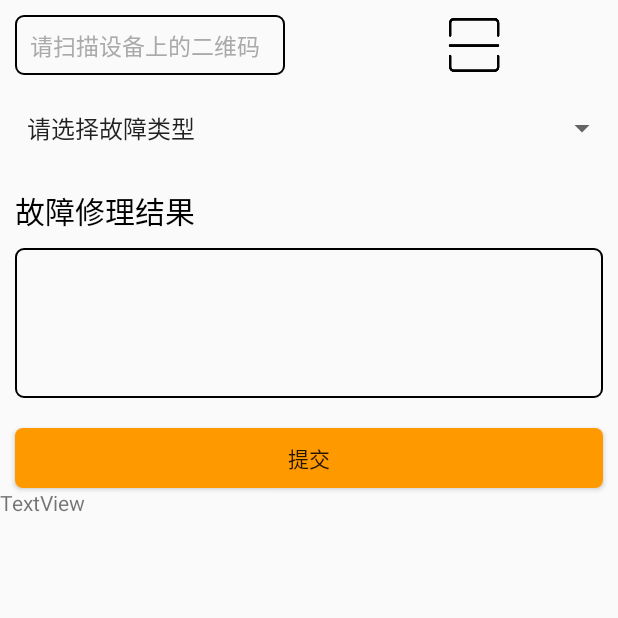
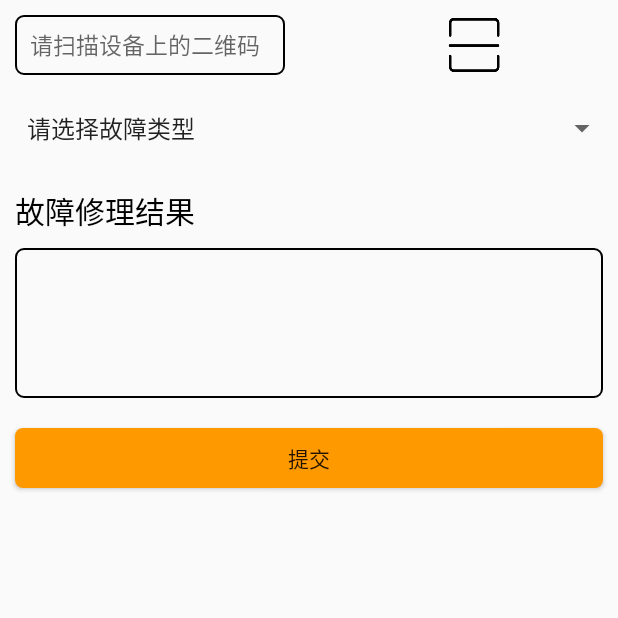
Before and after one commit to JoJoNIT/SmartCity, an Android app: the HandleAlarmActivity screen opened directly, with no data from a screen before it, after a tap on "提交", on a phone screen of 412 x 824 dp, the top half of it. Run offline under Robolectric (Android 15) with nearby library versions, the phone set to English and light mode, and no system bars.

Commit message:
new submit

```diff
--- a/app/src/main/java/com/wzlab/smartcity/activity/main/AlarmFragment.java
+++ b/app/src/main/java/com/wzlab/smartcity/activity/main/AlarmFragment.java
@@ -135,9 +135,13 @@ public class AlarmFragment extends Fragment {
         drawMarker(latLngList);
 
 
+        initView();
 
 
 
+    }
+
+    private void initView() {
     }
 
     // 绘制标志物
--- a/app/src/main/java/com/wzlab/smartcity/activity/main/HandleAlarmActivity.java
+++ b/app/src/main/java/com/wzlab/smartcity/activity/main/HandleAlarmActivity.java
@@ -6,6 +6,7 @@ import android.os.AsyncTask;
 import android.os.Handler;
 import android.support.v7.app.AppCompatActivity;
 import android.os.Bundle;
+import android.text.TextUtils;
 import android.view.View;
 import android.widget.AdapterView;
 import android.widget.ArrayAdapter;
@@ -47,7 +48,7 @@ public class HandleAlarmActivity extends AppCompatActivity {
         super.onCreate(savedInstanceState);
         setContentView(R.layout.activity_handle_alarm);
         phone = Config.getCachedPhone(getApplicationContext());
-        text=findViewById(R.id.tv_http);
+
 //        findViewById(R.id.btn_submit).setOnClickListener(new View.OnClickListener() {
 //            @Override
 //            public void onClick(View view) {
@@ -82,10 +83,12 @@ public class HandleAlarmActivity extends AppCompatActivity {
                 String deviceId = mEtid.getText().toString().trim();
                 String detail = mEtdetail.getText().toString().trim();
 
-
+            if(TextUtils.isEmpty(deviceId)){
+            Toast.makeText(HandleAlarmActivity.this, "请扫描二维码", Toast.LENGTH_SHORT).show();
+            }else{
                 uploadRepairResult("phone",phone,"device_id",deviceId,"result_description",detail);
                 Toast.makeText(HandleAlarmActivity.this,"提交成功"+ deviceId+cardNumber +detail,Toast.LENGTH_SHORT).show();
-            }
+            }}
         });
 
         mIvpicture = findViewById(R.id.iv_picture);
--- a/app/src/main/res/layout/activity_handle_alarm.xml
+++ b/app/src/main/res/layout/activity_handle_alarm.xml
@@ -13,7 +13,10 @@
         android:layout_width="180dp"
         android:layout_height="40dp"
         android:paddingLeft="10dp"
-        android:text="请扫描设备上的二维码"
+        android:hint="请扫描设备上的二维码"
+        android:clickable="false"
+        android:focusable="false"
+        android:enabled="false"
         android:textSize="15sp"
         android:textColor="#aaa"
         android:background="@drawable/bg_black"/>
@@ -69,16 +72,6 @@
         android:layout_marginRight="10dp"
         android:layout_width="match_parent"
         android:layout_height="40dp" />
-    <ScrollView
-        android:layout_below="@id/btn_submit"
-        android:layout_width="wrap_content"
-        android:layout_height="wrap_content">
-        <TextView
-            android:id="@+id/tv_http"
-            android:layout_width="wrap_content"
-            android:layout_height="wrap_content"
-            android:text="TextView"/>
-    </ScrollView>
 
 
 
```
Also changed, not shown: app/src/main/AndroidManifest.xml (+7 -2 lines), app/src/main/java/com/wzlab/smartcity/SmartSecurityApplication.java (added, +18 -0 lines), 3 other files.
